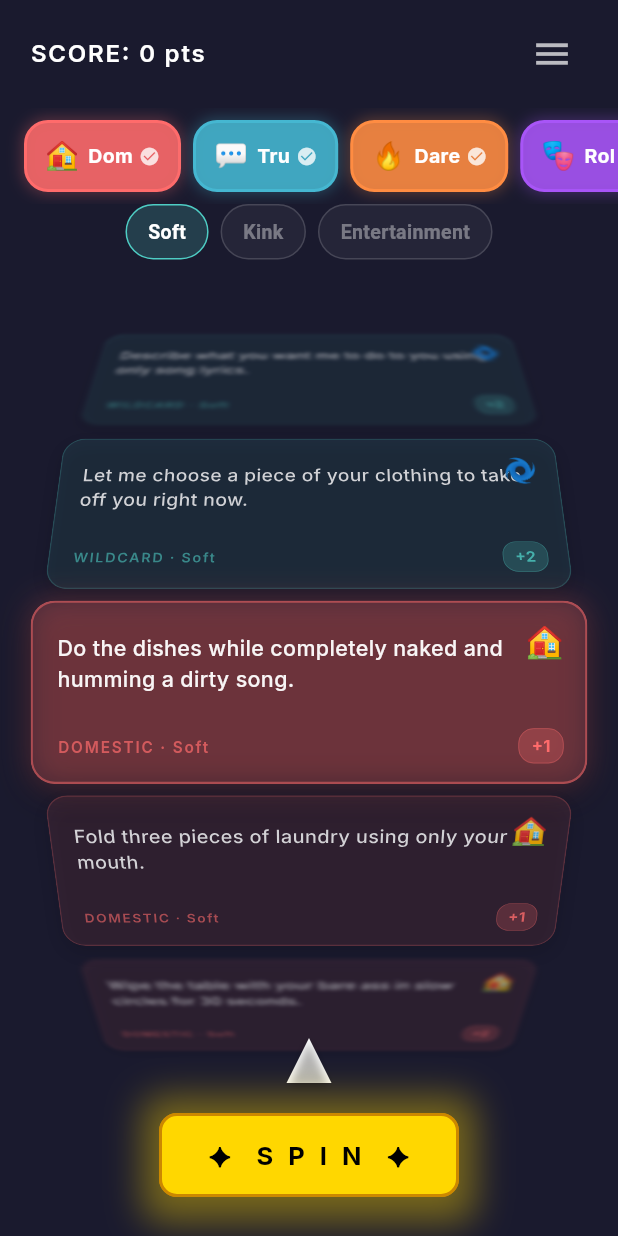
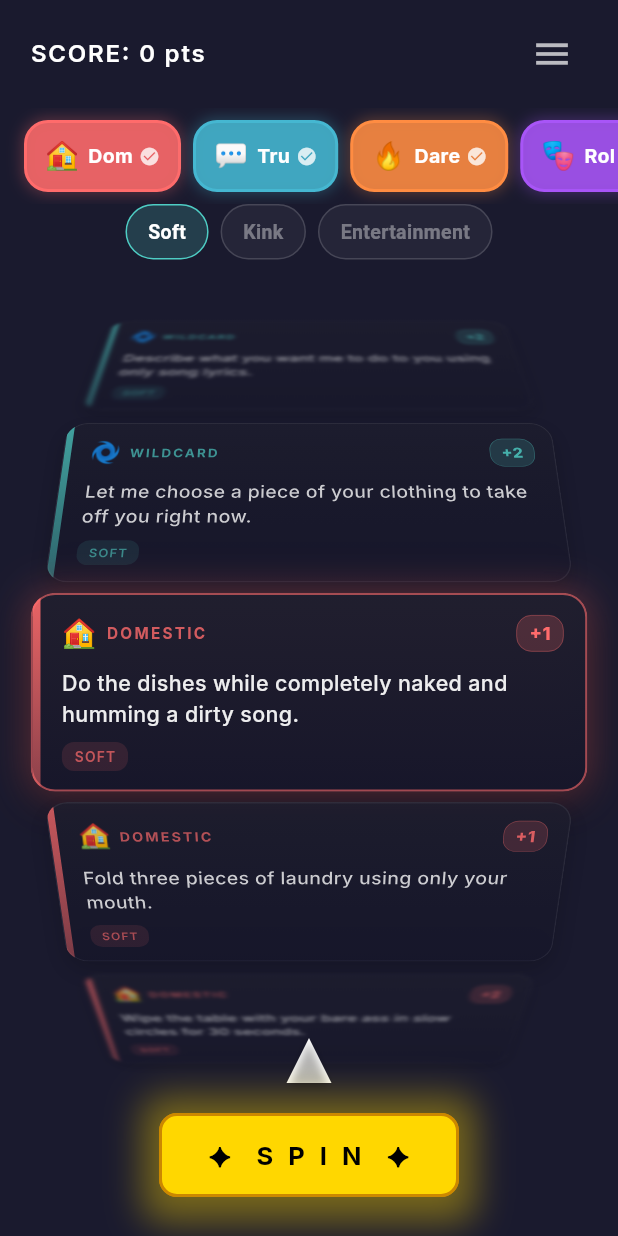
Before and after one commit to Juma1988/my_agents, a Flutter app: the screen it shows after launch, on a phone screen of 412 x 824 dp. Run offline on Flutter 3.47's test engine with Material 3 defaults, Android fonts, the phone set to English and light mode, and no system bars; our stand-ins replace flutter_animate, google_fonts, hive, hive_flutter; accounts and stored records are empty.

Commit message:
Redesign TaskCard with premium Row-based layout and left color accent bar

````diff
--- a/lib/widgets/category_card_wheel.dart
+++ b/lib/widgets/category_card_wheel.dart
@@ -269,16 +269,16 @@ class _ScaledChild extends StatelessWidget {
 
 /// A single task card shown inside the wheel.
 ///
-/// Layout:
+/// Premium Row-based layout:
 /// ```
-/// ┌─────────────────────────────┐
-///                    🏠   +2    │  ← category icon + points
-///                               │
-///  Do the dishes while          │  ← task text (2 lines max)
-///  completely naked and...      │
-///                               │
-///  DOMESTIC · Soft              │  ← category name + tier
-/// └─────────────────────────────┘
+/// ┌─────────────────────────────────────┐
+/// ┃                        🏠    +2    │
+/// ┃  Do the dishes while               │
+/// ┃  completely naked and              │
+/// ┃  humming a dirty song.             │
+/// ┃                                    │
+/// ┃  DOMESTIC          ⏱ 3:00          │
+/// └─────────────────────────────────────┘
 /// ```
 class TaskCard extends StatelessWidget {
   const TaskCard({
@@ -296,7 +296,7 @@ class TaskCard extends StatelessWidget {
   final String? pulseKey;
   final VoidCallback? onTap;
 
-  static const double cardHeight = 120.0;
+  static const double cardHeight = 130.0;
 
   Color get _categoryColor => CategoryColors.get(item.category.id);
 
@@ -317,90 +317,102 @@ class TaskCard extends StatelessWidget {
   Widget build(BuildContext context) {
     final color = _categoryColor;
 
+    // Background gradient
     final fillDecoration = BoxDecoration(
       borderRadius: BorderRadius.circular(16),
-      color: color.withValues(alpha: isCenter ? 0.18 : 0.12),
+      gradient: LinearGradient(
+        begin: Alignment.topCenter,
+        end: Alignment.bottomCenter,
+        colors: [
+          const Color(0xFF1E1E2E).withValues(alpha: 0.95),
+          const Color(0xFF16162A).withValues(alpha: 0.98),
+        ],
+      ),
       border: Border.all(
-        color: color.withValues(alpha: isCenter ? 0.5 : 0.25),
+        color: isCenter
+            ? color.withValues(alpha: 0.6)
+            : Colors.white.withValues(alpha: 0.08),
         width: isCenter ? 1.5 : 1,
       ),
     );
 
+    // Shadow
     final shadowDecoration = BoxDecoration(
       borderRadius: BorderRadius.circular(16),
       boxShadow: [
         BoxShadow(
-          color: Colors.black.withValues(alpha: isCenter ? 0.4 : 0.15),
-          blurRadius: isCenter ? 20 : 10,
-          offset: const Offset(0, 6),
+          color: Colors.black.withValues(alpha: isCenter ? 0.5 : 0.2),
+          blurRadius: isCenter ? 24 : 12,
+          offset: const Offset(0, 8),
         ),
         if (isCenter)
           BoxShadow(
-            color: color.withValues(alpha: 0.25),
-            blurRadius: 16,
-            spreadRadius: 1,
+            color: color.withValues(alpha: 0.3),
+            blurRadius: 20,
+            spreadRadius: 2,
           ),
       ],
     );
 
     final content = Stack(
       children: [
-        // Main content area
-        Padding(
-          padding: const EdgeInsets.all(16),
-          child: Column(
-            crossAxisAlignment: CrossAxisAlignment.start,
+        // Main row layout
+        Row(
           children: [
-              // Top row: category icon (right-aligned) — leave space for it
-              const SizedBox(height: 4),
-
-              // Task text (2 lines max)
-              Expanded(
-                child: Text(
-                  item.task.text,
-                  maxLines: 2,
-                  overflow: TextOverflow.ellipsis,
-                  style: GoogleFonts.inter(
-                    color: Colors.white.withValues(alpha: 0.95),
-                    fontSize: 14,
-                    fontWeight: FontWeight.w500,
-                    height: 1.4,
+            // Left accent bar
+            Container(
+              width: 5,
+              decoration: BoxDecoration(
+                borderRadius: const BorderRadius.only(
+                  topLeft: Radius.circular(16),
+                  bottomLeft: Radius.circular(16),
+                ),
+                gradient: LinearGradient(
+                  begin: Alignment.topCenter,
+                  end: Alignment.bottomCenter,
+                  colors: [
+                    color.withValues(alpha: 0.9),
+                    color.withValues(alpha: 0.5),
+                  ],
                 ),
               ),
             ),
 
-              // Bottom row: category name + tier label
+            // Main content
+            Expanded(
+              child: Padding(
+                padding: const EdgeInsets.symmetric(horizontal: 14, vertical: 12),
+                child: Column(
+                  crossAxisAlignment: CrossAxisAlignment.start,
+                  children: [
+                    // Top row: icon + category name (left) + points badge (right)
+                    Row(
+                      children: [
                         Text(
-                '${item.category.name.toUpperCase()} · ${_tierLabel(item.tier)}',
+                          item.category.icon,
+                          style: const TextStyle(fontSize: 18),
+                        ),
+                        const SizedBox(width: 6),
+                        Expanded(
+                          child: Text(
+                            item.category.name.toUpperCase(),
                             style: GoogleFonts.inter(
-                  color: color.withValues(alpha: 0.7),
+                              color: color.withValues(alpha: 0.8),
                               fontSize: 10,
-                  fontWeight: FontWeight.w600,
-                  letterSpacing: 1.2,
+                              fontWeight: FontWeight.w700,
+                              letterSpacing: 1.5,
+                            ),
+                            overflow: TextOverflow.ellipsis,
                           ),
                         ),
-            ],
+                        // Points badge
+                        Container(
+                          padding: const EdgeInsets.symmetric(
+                            horizontal: 8,
+                            vertical: 3,
                           ),
-        ),
-
-        // Category icon — top-right corner
-        Positioned(
-          top: 12,
-          right: 14,
-          child: Text(
-            item.category.icon,
-            style: const TextStyle(fontSize: 20),
-          ),
-        ),
-
-        // Points badge — bottom-right corner
-        Positioned(
-          bottom: 12,
-          right: 14,
-          child: Container(
-            padding: const EdgeInsets.symmetric(horizontal: 8, vertical: 3),
                           decoration: BoxDecoration(
-              color: color.withValues(alpha: 0.25),
+                            color: color.withValues(alpha: 0.2),
                             borderRadius: BorderRadius.circular(10),
                             border: Border.all(
                               color: color.withValues(alpha: 0.4),
@@ -411,22 +423,66 @@ class TaskCard extends StatelessWidget {
                             '+${item.task.points}',
                             style: GoogleFonts.inter(
                               color: color,
-                fontSize: 11,
-                fontWeight: FontWeight.w700,
+                              fontSize: 12,
+                              fontWeight: FontWeight.w800,
                             ),
+                          ),
+                        ),
+                      ],
+                    ),
+
+                    const SizedBox(height: 10),
+
+                    // Task text (3 lines max)
+                    Expanded(
+                      child: Text(
+                        item.task.text,
+                        maxLines: 3,
+                        overflow: TextOverflow.ellipsis,
+                        style: GoogleFonts.inter(
+                          color: Colors.white.withValues(alpha: 0.92),
+                          fontSize: 14,
+                          fontWeight: FontWeight.w500,
+                          height: 1.45,
                         ),
                       ),
                     ),
 
-        // Timer indicator — top-left corner (if task has timer)
+                    // Bottom row: tier pill (left) + timer (right)
+                    Row(
+                      children: [
+                        // Tier pill
+                        Container(
+                          padding: const EdgeInsets.symmetric(
+                            horizontal: 8,
+                            vertical: 3,
+                          ),
+                          decoration: BoxDecoration(
+                            color: color.withValues(alpha: 0.12),
+                            borderRadius: BorderRadius.circular(8),
+                          ),
+                          child: Text(
+                            _tierLabel(item.tier).toUpperCase(),
+                            style: GoogleFonts.inter(
+                              color: color.withValues(alpha: 0.7),
+                              fontSize: 9,
+                              fontWeight: FontWeight.w600,
+                              letterSpacing: 0.8,
+                            ),
+                          ),
+                        ),
+
+                        const Spacer(),
+
+                        // Timer pill (if applicable)
                         if (item.task.hasTimer)
-          Positioned(
-            top: 12,
-            left: 14,
-            child: Container(
-              padding: const EdgeInsets.symmetric(horizontal: 6, vertical: 2),
+                          Container(
+                            padding: const EdgeInsets.symmetric(
+                              horizontal: 8,
+                              vertical: 3,
+                            ),
                             decoration: BoxDecoration(
-                color: const Color(0xFFFF8C42).withValues(alpha: 0.2),
+                              color: const Color(0xFFFF8C42).withValues(alpha: 0.15),
                               borderRadius: BorderRadius.circular(8),
                             ),
                             child: Row(
@@ -437,21 +493,28 @@ class TaskCard extends StatelessWidget {
                                   color: Color(0xFFFF8C42),
                                   size: 10,
                                 ),
-                  const SizedBox(width: 3),
+                                const SizedBox(width: 4),
                                 Text(
                                   _formatTimerShort(item.task.timerSeconds!),
                                   style: GoogleFonts.inter(
                                     color: const Color(0xFFFF8C42),
                                     fontSize: 9,
-                      fontWeight: FontWeight.w600,
+                                    fontWeight: FontWeight.w700,
                                   ),
                                 ),
                               ],
                             ),
                           ),
+                      ],
+                    ),
+                  ],
+                ),
+              ),
+            ),
+          ],
         ),
 
-        // Pulse ring
+        // Pulse ring overlay
         if (isCenter && pulse && pulseKey != null)
           _PulseRing(pulseKey: pulseKey!, color: color),
       ],
````
Also changed, not shown: 1 other file. Lines whose indentation alone changed are shown as unchanged.
